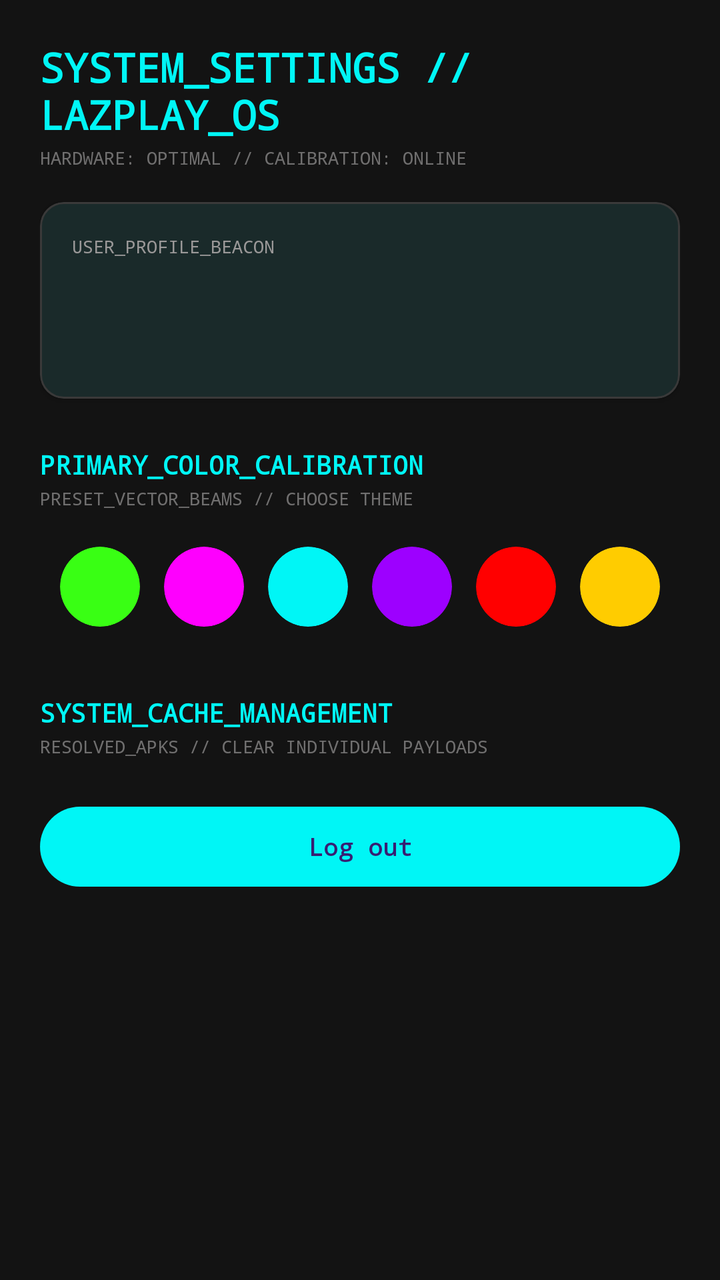
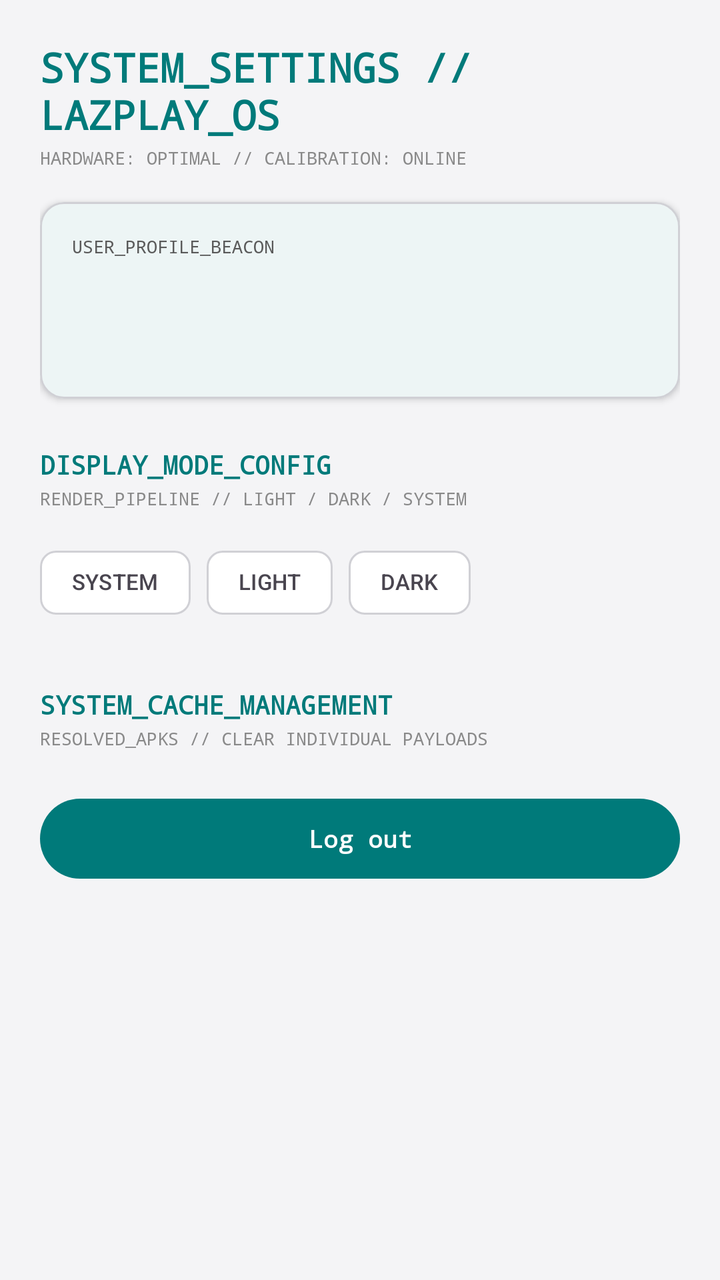

Before-and-after screenshots of an Android layout around one commit, followed by the original layout XML and the change that was made.
<!-- AndroidManifest.xml: application theme Theme.LazPlayLauncher -->
<!-- res/layout/fragment_settings.xml -->
<?xml version="1.0" encoding="utf-8"?>
<ScrollView xmlns:android="http://schemas.android.com/apk/res/android"
    xmlns:app="http://schemas.android.com/apk/res-auto"
    android:layout_width="match_parent"
    android:layout_height="match_parent"
    android:background="@color/background"
    android:padding="20dp">

    <LinearLayout
        android:layout_width="match_parent"
        android:layout_height="wrap_content"
        android:orientation="vertical">

        
        <TextView
            android:id="@+id/settingsHeader"
            android:layout_width="wrap_content"
            android:layout_height="wrap_content"
            android:fontFamily="monospace"
            android:text="SYSTEM_SETTINGS // LAZPLAY_OS"
            android:textColor="@color/primary"
            android:textSize="20sp"
            android:textStyle="bold" />

        <TextView
            android:layout_width="wrap_content"
            android:layout_height="wrap_content"
            android:layout_marginTop="2dp"
            android:fontFamily="monospace"
            android:text="HARDWARE: OPTIMAL // CALIBRATION: ONLINE"
            android:textColor="@color/on_surface_variant"
            android:textSize="9sp"
            android:alpha="0.7" />

        
        <com.google.android.material.card.MaterialCardView
            android:id="@+id/profileCard"
            android:layout_width="match_parent"
            android:layout_height="wrap_content"
            android:layout_marginTop="16dp"
            app:cardBackgroundColor="@color/surface"
            app:strokeColor="@color/outline"
            app:strokeWidth="1dp"
            app:cardElevation="2dp">

            <LinearLayout
                android:layout_width="match_parent"
                android:layout_height="wrap_content"
                android:orientation="vertical"
                android:padding="16dp">

                <TextView
                    android:layout_width="wrap_content"
                    android:layout_height="wrap_content"
                    android:fontFamily="monospace"
                    android:text="USER_PROFILE_BEACON"
                    android:textColor="@color/on_surface_variant"
                    android:textSize="9sp" />

                <TextView
                    android:id="@+id/profileName"
                    android:layout_width="match_parent"
                    android:layout_height="wrap_content"
                    android:layout_marginTop="8dp"
                    android:textColor="@color/on_surface"
                    android:textSize="18sp"
                    android:fontFamily="monospace"
                    android:textStyle="bold" />

                <TextView
                    android:id="@+id/profileEmail"
                    android:layout_width="match_parent"
                    android:layout_height="wrap_content"
                    android:layout_marginTop="4dp"
                    android:textColor="@color/on_surface_variant"
                    android:fontFamily="monospace"
                    android:textSize="13sp" />
            </LinearLayout>
        </com.google.android.material.card.MaterialCardView>

        
        <TextView
            android:id="@+id/colorCalibrationLabel"
            android:layout_width="wrap_content"
            android:layout_height="wrap_content"
            android:layout_marginTop="24dp"
            android:fontFamily="monospace"
            android:text="PRIMARY_COLOR_CALIBRATION"
            android:textColor="@color/primary"
            android:textSize="13sp"
            android:textStyle="bold" />

        <TextView
            android:layout_width="wrap_content"
            android:layout_height="wrap_content"
            android:layout_marginTop="2dp"
            android:fontFamily="monospace"
            android:text="PRESET_VECTOR_BEAMS // CHOOSE THEME"
            android:textColor="@color/on_surface_variant"
            android:textSize="9sp"
            android:alpha="0.7" />

        <LinearLayout
            android:layout_width="match_parent"
            android:layout_height="wrap_content"
            android:orientation="horizontal"
            android:gravity="center"
            android:layout_marginTop="12dp">

            <com.google.android.material.card.MaterialCardView
                android:id="@+id/colorNeonGreen"
                android:layout_width="40dp"
                android:layout_height="40dp"
                android:layout_margin="6dp"
                app:cardCornerRadius="20dp"
                app:cardBackgroundColor="#39ff14"
                app:strokeColor="#FFFFFF"
                app:strokeWidth="0dp" />

            <com.google.android.material.card.MaterialCardView
                android:id="@+id/colorCyberPink"
                android:layout_width="40dp"
                android:layout_height="40dp"
                android:layout_margin="6dp"
                app:cardCornerRadius="20dp"
                app:cardBackgroundColor="#fe00fe"
                app:strokeColor="#FFFFFF"
                app:strokeWidth="0dp" />

            <com.google.android.material.card.MaterialCardView
                android:id="@+id/colorRetroCyan"
                android:layout_width="40dp"
                android:layout_height="40dp"
                android:layout_margin="6dp"
                app:cardCornerRadius="20dp"
                app:cardBackgroundColor="#00f6f6"
                app:strokeColor="#FFFFFF"
                app:strokeWidth="0dp" />

            <com.google.android.material.card.MaterialCardView
                android:id="@+id/colorPlasmaPurple"
                android:layout_width="40dp"
                android:layout_height="40dp"
                android:layout_margin="6dp"
                app:cardCornerRadius="20dp"
                app:cardBackgroundColor="#9d00ff"
                app:strokeColor="#FFFFFF"
                app:strokeWidth="0dp" />

            <com.google.android.material.card.MaterialCardView
                android:id="@+id/colorLaserRed"
                android:layout_width="40dp"
                android:layout_height="40dp"
                android:layout_margin="6dp"
                app:cardCornerRadius="20dp"
                app:cardBackgroundColor="#ff0000"
                app:strokeColor="#FFFFFF"
                app:strokeWidth="0dp" />

            <com.google.android.material.card.MaterialCardView
                android:id="@+id/colorGoldenEye"
                android:layout_width="40dp"
                android:layout_height="40dp"
                android:layout_margin="6dp"
                app:cardCornerRadius="20dp"
                app:cardBackgroundColor="#ffcc00"
                app:strokeColor="#FFFFFF"
                app:strokeWidth="0dp" />
        </LinearLayout>

        
        <TextView
            android:id="@+id/cacheManagementLabel"
            android:layout_width="wrap_content"
            android:layout_height="wrap_content"
            android:layout_marginTop="28dp"
            android:fontFamily="monospace"
            android:text="SYSTEM_CACHE_MANAGEMENT"
            android:textColor="@color/primary"
            android:textSize="13sp"
            android:textStyle="bold" />

        <TextView
            android:id="@+id/cacheManagementSubLabel"
            android:layout_width="wrap_content"
            android:layout_height="wrap_content"
            android:layout_marginTop="2dp"
            android:fontFamily="monospace"
            android:text="RESOLVED_APKS // CLEAR INDIVIDUAL PAYLOADS"
            android:textColor="@color/on_surface_variant"
            android:textSize="9sp"
            android:alpha="0.7" />

        <LinearLayout
            android:id="@+id/cacheContainer"
            android:layout_width="match_parent"
            android:layout_height="wrap_content"
            android:orientation="vertical"
            android:layout_marginTop="8dp" />

        <com.google.android.material.button.MaterialButton
            android:id="@+id/logoutButton"
            android:layout_width="match_parent"
            android:layout_height="wrap_content"
            android:layout_marginTop="12dp"
            android:fontFamily="monospace"
            android:textSize="12sp"
            android:textStyle="bold"
            android:text="@string/logout" />
    </LinearLayout>
</ScrollView>
<!-- resources referenced by this layout -->
<resources>
  <color name="background">#131313</color>
  <color name="on_surface">#E5E2E1</color>
  <color name="on_surface_variant">#9A9898</color>
  <color name="outline">#3A3939</color>
  <color name="primary">#00F6F6</color>
  <color name="surface">#1C1B1B</color>
  <string name="logout">Log out</string>
  <style name="Theme.LazPlayLauncher" parent="Theme.Material3.Dark.NoActionBar">
          <item name="colorPrimary">@color/primary</item>
          <item name="colorSurface">@color/surface</item>
          <item name="android:colorBackground">@color/background</item>
          <item name="android:statusBarColor">@color/background</item>
          <item name="android:navigationBarColor">@color/surface</item>
      </style>
</resources>

<!-- the commit's change to res/layout/fragment_settings.xml (unified diff, before → after) -->
@@ -80,12 +80,12 @@
 
         
         <TextView
-            android:id="@+id/colorCalibrationLabel"
+            android:id="@+id/displayModeLabel"
             android:layout_width="wrap_content"
             android:layout_height="wrap_content"
             android:layout_marginTop="24dp"
             android:fontFamily="monospace"
-            android:text="PRIMARY_COLOR_CALIBRATION"
+            android:text="DISPLAY_MODE_CONFIG"
             android:textColor="@color/primary"
             android:textSize="13sp"
             android:textStyle="bold" />
@@ -95,78 +95,47 @@
             android:layout_height="wrap_content"
             android:layout_marginTop="2dp"
             android:fontFamily="monospace"
-            android:text="PRESET_VECTOR_BEAMS // CHOOSE THEME"
+            android:text="RENDER_PIPELINE // LIGHT / DARK / SYSTEM"
             android:textColor="@color/on_surface_variant"
             android:textSize="9sp"
             android:alpha="0.7" />
 
-        <LinearLayout
+        <com.google.android.material.chip.ChipGroup
+            android:id="@+id/themeChipGroup"
             android:layout_width="match_parent"
             android:layout_height="wrap_content"
-            android:orientation="horizontal"
-            android:gravity="center"
-            android:layout_marginTop="12dp">
+            android:layout_marginTop="12dp"
+            app:singleSelection="true"
+            app:selectionRequired="true">
 
-            <com.google.android.material.card.MaterialCardView
-                android:id="@+id/colorNeonGreen"
-                android:layout_width="40dp"
-                android:layout_height="40dp"
-                android:layout_margin="6dp"
-                app:cardCornerRadius="20dp"
-                app:cardBackgroundColor="#39ff14"
-                app:strokeColor="#FFFFFF"
-                app:strokeWidth="0dp" />
+            <com.google.android.material.chip.Chip
+                android:id="@+id/chipSystem"
+                style="@style/Widget.Material3.Chip.Filter"
+                android:layout_width="wrap_content"
+                android:layout_height="wrap_content"
+                android:fontFamily="monospace"
+                android:text="SYSTEM"
+                android:textSize="11sp" />
 
-            <com.google.android.material.card.MaterialCardView
-                android:id="@+id/colorCyberPink"
-                android:layout_width="40dp"
-                android:layout_height="40dp"
-                android:layout_margin="6dp"
-                app:cardCornerRadius="20dp"
-                app:cardBackgroundColor="#fe00fe"
-                app:strokeColor="#FFFFFF"
-                app:strokeWidth="0dp" />
+            <com.google.android.material.chip.Chip
+                android:id="@+id/chipLight"
+                style="@style/Widget.Material3.Chip.Filter"
+                android:layout_width="wrap_content"
+                android:layout_height="wrap_content"
+                android:fontFamily="monospace"
+                android:text="LIGHT"
+                android:textSize="11sp" />
 
-            <com.google.android.material.card.MaterialCardView
-                android:id="@+id/colorRetroCyan"
-                android:layout_width="40dp"
-                android:layout_height="40dp"
-                android:layout_margin="6dp"
-                app:cardCornerRadius="20dp"
-                app:cardBackgroundColor="#00f6f6"
-                app:strokeColor="#FFFFFF"
-                app:strokeWidth="0dp" />
+            <com.google.android.material.chip.Chip
+                android:id="@+id/chipDark"
+                style="@style/Widget.Material3.Chip.Filter"
+                android:layout_width="wrap_content"
+                android:layout_height="wrap_content"
+                android:fontFamily="monospace"
+                android:text="DARK"
+                android:textSize="11sp" />
 
-            <com.google.android.material.card.MaterialCardView
-                android:id="@+id/colorPlasmaPurple"
-                android:layout_width="40dp"
-                android:layout_height="40dp"
-                android:layout_margin="6dp"
-                app:cardCornerRadius="20dp"
-                app:cardBackgroundColor="#9d00ff"
-                app:strokeColor="#FFFFFF"
-                app:strokeWidth="0dp" />
-
-            <com.google.android.material.card.MaterialCardView
-                android:id="@+id/colorLaserRed"
-                android:layout_width="40dp"
-                android:layout_height="40dp"
-                android:layout_margin="6dp"
-                app:cardCornerRadius="20dp"
-                app:cardBackgroundColor="#ff0000"
-                app:strokeColor="#FFFFFF"
-                app:strokeWidth="0dp" />
-
-            <com.google.android.material.card.MaterialCardView
-                android:id="@+id/colorGoldenEye"
-                android:layout_width="40dp"
-                android:layout_height="40dp"
-                android:layout_margin="6dp"
-                app:cardCornerRadius="20dp"
-                app:cardBackgroundColor="#ffcc00"
-                app:strokeColor="#FFFFFF"
-                app:strokeWidth="0dp" />
-        </LinearLayout>
+        </com.google.android.material.chip.ChipGroup>
 
         
         <TextView
<!-- resource entries referenced after the edit -->
@@ -1,15 +1,17 @@
 <!-- resources referenced by this layout -->
 <resources>
-  <color name="background">#131313</color>
-  <color name="on_surface">#E5E2E1</color>
-  <color name="on_surface_variant">#9A9898</color>
-  <color name="outline">#3A3939</color>
-  <color name="primary">#00F6F6</color>
-  <color name="surface">#1C1B1B</color>
+  <color name="background">#F4F4F6</color>
+  <color name="on_surface">#1A1A1A</color>
+  <color name="on_surface_variant">#5A5A5A</color>
+  <color name="outline">#D0D0D5</color>
+  <color name="primary">#007A7A</color>
+  <color name="surface">#FFFFFF</color>
   <string name="logout">Log out</string>
-  <style name="Theme.LazPlayLauncher" parent="Theme.Material3.Dark.NoActionBar">
+  <style name="Theme.LazPlayLauncher" parent="Theme.Material3.DayNight.NoActionBar">
           <item name="colorPrimary">@color/primary</item>
           <item name="colorSurface">@color/surface</item>
+          <item name="colorOnSurface">@color/on_surface</item>
+          <item name="colorOutline">@color/outline</item>
           <item name="android:colorBackground">@color/background</item>
           <item name="android:statusBarColor">@color/background</item>
           <item name="android:navigationBarColor">@color/surface</item>
